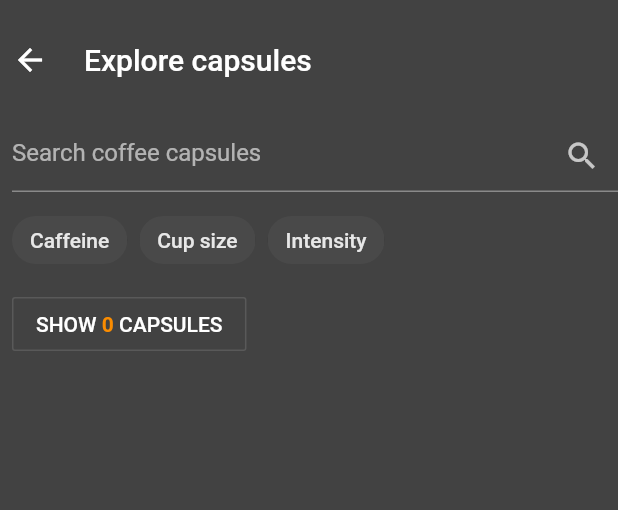
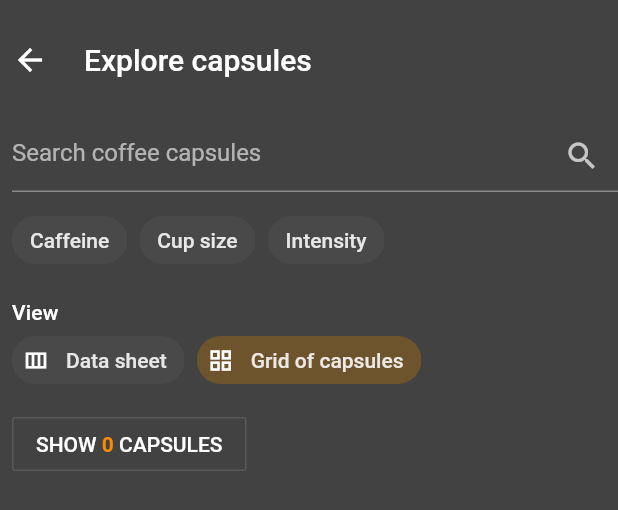
Before and after one commit to gvanberkel/nescap, a Flutter app: the CapsuleSearchDialog widget shown alone on an empty page, opened directly with empty values, on a phone screen of 412 x 824 dp. Shown: the top 510 px of the screen. Run offline on Flutter 3.47's test engine with Material 2 defaults, Android fonts, the phone set to English and light mode, and no system bars.

Commit message:
Layouts for wide and narrow screens

```diff
--- a/lib/app_ui/capsule_search_dialog/capsule_search_dialog.dart
+++ b/lib/app_ui/capsule_search_dialog/capsule_search_dialog.dart
@@ -1,6 +1,7 @@
 import 'package:flutter/material.dart';
 import 'package:nescap/application_state/nescap_logic.dart';
 import 'package:nescap/capsule_data/capsule_data.dart';
+import 'package:nescap/search_logic/search_options.dart';
 import 'package:provider/provider.dart';
 
 class CapsuleSearchDialog extends StatefulWidget {
@@ -127,6 +128,7 @@ class _CapsuleSearchDialogState extends State<CapsuleSearchDialog> {
             _caffeine(),
             _cupSize(),
             _strength(),
+            _layout(),
             SizedBox(
               height: 8,
             ),
@@ -336,6 +338,45 @@ class _CapsuleSearchDialogState extends State<CapsuleSearchDialog> {
     );
   }
 
+  Widget _layout() {
+    return Column(
+      crossAxisAlignment: CrossAxisAlignment.start,
+      children: [
+        SizedBox(height: 16.0),
+        Text('View', style: Theme.of(context).textTheme.subtitle2),
+        Wrap(
+          spacing: 8.0,
+          runSpacing: 4.0,
+          alignment: WrapAlignment.start,
+          children: [
+            ChoiceChip(
+              label: Text('Data sheet'),
+              avatar: Icon(Icons.view_column_outlined),
+              selected:
+                  logic.filterOptions.resultsLayout == ResultsLayout.DataSheet,
+              selectedColor: selectedColour,
+              onSelected: (value) {
+                logic.setResultsLayout(
+                    value ? ResultsLayout.DataSheet : ResultsLayout.GridOfCapsules);
+              },
+            ),
+            ChoiceChip(
+              label: Text('Grid of capsules'),
+              avatar: Icon(Icons.grid_view),
+              selected:
+                  logic.filterOptions.resultsLayout == ResultsLayout.GridOfCapsules,
+              selectedColor: selectedColour,
+              onSelected: (value) {
+                logic.setResultsLayout(
+                    value ? ResultsLayout.GridOfCapsules : ResultsLayout.DataSheet);
+              },
+            ),
+          ],
+        ),
+      ],
+    );
+  }
+
   Widget _searchButton() {
     var capsulesString =
         logic.projectedResultsCount == 1 ? 'capsule' : 'capsules';
--- a/lib/application_state/nescap_logic.dart
+++ b/lib/application_state/nescap_logic.dart
@@ -121,4 +121,9 @@ class NesCapLogic extends ChangeNotifier {
     setProjectedResultsCount();
     notifyListeners();
   }
+
+  void setResultsLayout(ResultsLayout resultsLayout) {
+    this.filterOptions.resultsLayout = resultsLayout;
+    notifyListeners();
+  }
 }
--- a/lib/search_logic/search_options.dart
+++ b/lib/search_logic/search_options.dart
@@ -24,12 +24,12 @@ class SearchOptions {
   );
   bool filterStrengths = false;
 
-  ResultsLayout resultsLayout = ResultsLayout.DataSheet;
+  ResultsLayout resultsLayout = ResultsLayout.GridOfCapsules;
 
   SearchOptions();
 }
 
-enum ResultsLayout { DataSheet, DrillDown }
+enum ResultsLayout { DataSheet, GridOfCapsules }
 
 class CaffeineContent {
   bool caffeine;
```
Also changed, not shown: lib/app_ui/capsule_drilldown/capsule_drilldown.dart (+44 -1 lines), lib/app_ui/main_app_state_provider.dart (+10 -2 lines).
